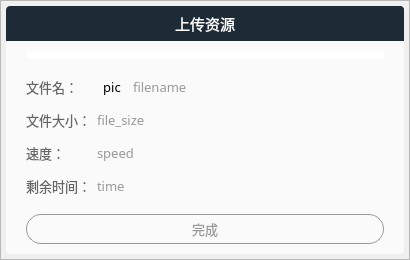
Above: Status/Resources/ui/c_uploadFileDialog.ui from StatusOnIineEducationDev/status-desktop before the change. Below: the same form after it.
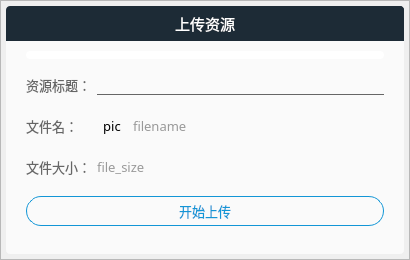
That is the form after the change. Icons and pictures are not drawn.

Commit message: 完成课程资源上传/下载/删除模块

```diff
--- a/Status/Resources/ui/c_uploadFileDialog.ui
+++ b/Status/Resources/ui/c_uploadFileDialog.ui
@@ -225,67 +225,10 @@
          <property name="bottomMargin">
           <number>10</number>
          </property>
-         <property name="horizontalSpacing">
+         <property name="spacing">
           <number>0</number>
          </property>
-         <property name="verticalSpacing">
-          <number>10</number>
-         </property>
          <item row="2" column="0">
-          <widget class="QPushButton" name="confirm_btn">
-           <property name="enabled">
-            <bool>false</bool>
-           </property>
-           <property name="minimumSize">
-            <size>
-             <width>0</width>
-             <height>30</height>
-            </size>
-           </property>
-           <property name="maximumSize">
-            <size>
-             <width>16777215</width>
-             <height>30</height>
-            </size>
-           </property>
-           <property name="font">
-            <font>
-             <family>微软雅黑</family>
-             <pointsize>10</pointsize>
-            </font>
-           </property>
-           <property name="cursor">
-            <cursorShape>PointingHandCursor</cursorShape>
-           </property>
-           <property name="styleSheet">
-            <string notr="true">QPushButton {
-	color: #1296d6;
-	background: none;
-	border: 1px solid  #1296d6;
-	border-radius: 15px;
-	padding-left: 10px;
-	padding-right: 10px;
-}
-
-QPushButton:hover {
-	background-color: #E6E6E6;
-}
-
-QPushButton:disabled {
-	color: #999999;
-	background: none;
-	border: 1px solid  #999999;
-	border-radius: 15px;
-	padding-left: 10px;
-	padding-right: 10px;
-}</string>
-           </property>
-           <property name="text">
-            <string>完成</string>
-           </property>
-          </widget>
-         </item>
-         <item row="1" column="0">
           <widget class="QFrame" name="text_frame">
            <property name="frameShape">
             <enum>QFrame::StyledPanel</enum>
@@ -309,26 +252,8 @@
             <property name="verticalSpacing">
              <number>0</number>
             </property>
-            <item row="0" column="0">
-             <widget class="QLabel" name="label_2">
-              <property name="sizePolicy">
-               <sizepolicy hsizetype="Fixed" vsizetype="Preferred">
-                <horstretch>0</horstretch>
-                <verstretch>0</verstretch>
-               </sizepolicy>
-              </property>
-              <property name="minimumSize">
-               <size>
-                <width>0</width>
-                <height>30</height>
-               </size>
-              </property>
-              <property name="maximumSize">
-               <size>
-                <width>16777215</width>
-                <height>30</height>
-               </size>
-              </property>
+            <item row="1" column="1" colspan="2">
+             <widget class="QLineEdit" name="resource_title_edit">
               <property name="font">
                <font>
                 <family>微软雅黑</family>
@@ -336,53 +261,25 @@
                </font>
               </property>
               <property name="styleSheet">
-               <string notr="true">background: none;
-border: none;
-color: #666666;</string>
-              </property>
-              <property name="text">
-               <string>文件名：</string>
-              </property>
-             </widget>
-            </item>
-            <item row="0" column="2">
-             <widget class="QLabel" name="filename_text">
-              <property name="minimumSize">
-               <size>
-                <width>0</width>
-                <height>30</height>
-               </size>
-              </property>
-              <property name="maximumSize">
-               <size>
-                <width>16777215</width>
-                <height>30</height>
-               </size>
-              </property>
-              <property name="font">
-               <font>
-                <family>微软雅黑</family>
-                <pointsize>10</pointsize>
-               </font>
-              </property>
-              <property name="styleSheet">
-               <string notr="true">background: none;
-border: none;
-color: #999999;</string>
-              </property>
-              <property name="text">
-               <string>filename</string>
+               <string notr="true">QLineEdit {
+	border: none;
+	color: #666666;
+	background: #fafafa;
+	border-bottom: 1px solid #666666;
+}
+
+QLineEdit:hover {
+	border-bottom: 1px solid #1296d6;
+}
+
+QLineEdit:focus {
+	border-bottom: 1px solid #1296d6;
+}</string>
               </property>
              </widget>
             </item>
             <item row="1" column="0">
-             <widget class="QLabel" name="label_3">
-              <property name="sizePolicy">
-               <sizepolicy hsizetype="Fixed" vsizetype="Preferred">
-                <horstretch>0</horstretch>
-                <verstretch>0</verstretch>
-               </sizepolicy>
-              </property>
+             <widget class="QLabel" name="label">
               <property name="minimumSize">
                <size>
                 <width>0</width>
@@ -407,18 +304,12 @@
 color: #666666;</string>
               </property>
               <property name="text">
-               <string>文件大小：</string>
+               <string>资源标题：</string>
               </property>
              </widget>
             </item>
-            <item row="3" column="0">
-             <widget class="QLabel" name="label_5">
-              <property name="sizePolicy">
-               <sizepolicy hsizetype="Fixed" vsizetype="Preferred">
-                <horstretch>0</horstretch>
-                <verstretch>0</verstretch>
-               </sizepolicy>
-              </property>
+            <item row="3" column="1" colspan="2">
+             <widget class="QLabel" name="file_size_text">
               <property name="minimumSize">
                <size>
                 <width>0</width>
@@ -440,15 +331,15 @@
               <property name="styleSheet">
                <string notr="true">background: none;
 border: none;
-color: #666666;</string>
+color: #999999;</string>
               </property>
               <property name="text">
-               <string>剩余时间：</string>
+               <string>file_size</string>
               </property>
              </widget>
             </item>
             <item row="2" column="0">
-             <widget class="QLabel" name="label_4">
+             <widget class="QLabel" name="label_2">
               <property name="sizePolicy">
                <sizepolicy hsizetype="Fixed" vsizetype="Preferred">
                 <horstretch>0</horstretch>
@@ -479,11 +370,11 @@
 color: #666666;</string>
               </property>
               <property name="text">
-               <string>速度：</string>
+               <string>文件名：</string>
               </property>
              </widget>
             </item>
-            <item row="0" column="1">
+            <item row="2" column="1">
              <widget class="QLabel" name="file_type_pic">
               <property name="minimumSize">
                <size>
@@ -514,38 +405,14 @@
               </property>
              </widget>
             </item>
-            <item row="1" column="1" colspan="2">
-             <widget class="QLabel" name="file_size_text">
-              <property name="minimumSize">
-               <size>
-                <width>0</width>
-                <height>30</height>
-               </size>
+            <item row="3" column="0">
+             <widget class="QLabel" name="label_3">
+              <property name="sizePolicy">
+               <sizepolicy hsizetype="Fixed" vsizetype="Preferred">
+                <horstretch>0</horstretch>
+                <verstretch>0</verstretch>
+               </sizepolicy>
               </property>
-              <property name="maximumSize">
-               <size>
-                <width>16777215</width>
-                <height>30</height>
-               </size>
-              </property>
-              <property name="font">
-               <font>
-                <family>微软雅黑</family>
-                <pointsize>10</pointsize>
-               </font>
-              </property>
-              <property name="styleSheet">
-               <string notr="true">background: none;
-border: none;
-color: #999999;</string>
-              </property>
-              <property name="text">
-               <string>file_size</string>
-              </property>
-             </widget>
-            </item>
-            <item row="2" column="1" colspan="2">
-             <widget class="QLabel" name="speed_text">
               <property name="minimumSize">
                <size>
                 <width>0</width>
@@ -567,15 +434,15 @@
               <property name="styleSheet">
                <string notr="true">background: none;
 border: none;
-color: #999999;</string>
+color: #666666;</string>
               </property>
               <property name="text">
-               <string>speed</string>
+               <string>文件大小：</string>
               </property>
              </widget>
             </item>
-            <item row="3" column="1" colspan="2">
-             <widget class="QLabel" name="time_text">
+            <item row="2" column="2">
+             <widget class="QLabel" name="filename_text">
               <property name="minimumSize">
                <size>
                 <width>0</width>
@@ -600,13 +467,67 @@
 color: #999999;</string>
               </property>
               <property name="text">
-               <string>time</string>
+               <string>filename</string>
               </property>
              </widget>
             </item>
            </layout>
           </widget>
          </item>
+         <item row="4" column="0">
+          <widget class="QPushButton" name="confirm_btn">
+           <property name="enabled">
+            <bool>true</bool>
+           </property>
+           <property name="minimumSize">
+            <size>
+             <width>0</width>
+             <height>30</height>
+            </size>
+           </property>
+           <property name="maximumSize">
+            <size>
+             <width>16777215</width>
+             <height>30</height>
+            </size>
+           </property>
+           <property name="font">
+            <font>
+             <family>微软雅黑</family>
+             <pointsize>10</pointsize>
+            </font>
+           </property>
+           <property name="cursor">
+            <cursorShape>PointingHandCursor</cursorShape>
+           </property>
+           <property name="styleSheet">
+            <string notr="true">QPushButton {
+	color: #1296d6;
+	background: none;
+	border: 1px solid  #1296d6;
+	border-radius: 15px;
+	padding-left: 10px;
+	padding-right: 10px;
+}
+
+QPushButton:hover {
+	background-color: #E6E6E6;
+}
+
+QPushButton:disabled {
+	color: #999999;
+	background: none;
+	border: 1px solid  #999999;
+	border-radius: 15px;
+	padding-left: 10px;
+	padding-right: 10px;
+}</string>
+           </property>
+           <property name="text">
+            <string>开始上传</string>
+           </property>
+          </widget>
+         </item>
          <item row="0" column="0">
           <widget class="QProgressBar" name="progressBar">
            <property name="minimumSize">
@@ -649,6 +570,33 @@
            </property>
           </widget>
          </item>
+         <item row="5" column="0">
+          <widget class="QLabel" name="warn_text">
+           <property name="sizePolicy">
+            <sizepolicy hsizetype="Preferred" vsizetype="Fixed">
+             <horstretch>0</horstretch>
+             <verstretch>0</verstretch>
+            </sizepolicy>
+           </property>
+           <property name="font">
+            <font>
+             <family>微软雅黑</family>
+             <pointsize>10</pointsize>
+            </font>
+           </property>
+           <property name="styleSheet">
+            <string notr="true">background: none;
+border: none;
+color: red;</string>
+           </property>
+           <property name="text">
+            <string/>
+           </property>
+           <property name="alignment">
+            <set>Qt::AlignCenter</set>
+           </property>
+          </widget>
+         </item>
         </layout>
        </widget>
       </item>
```
Left out of the diff: 123 changed lines with no effect on the pictures. The commit also changes 25 other files.
